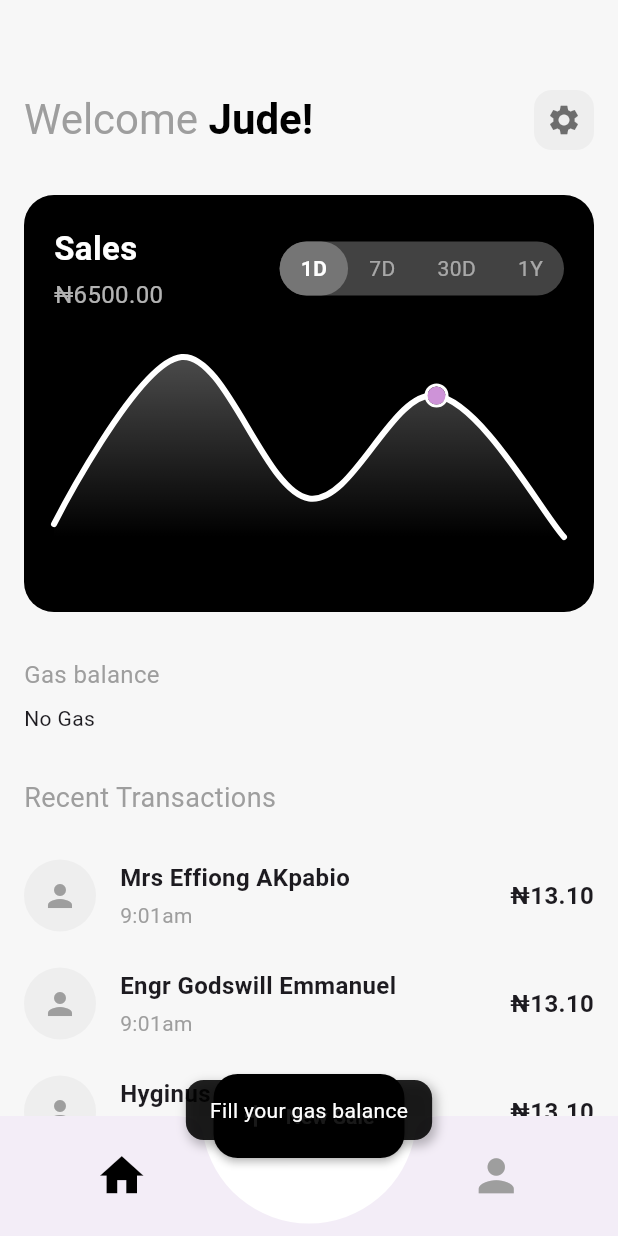
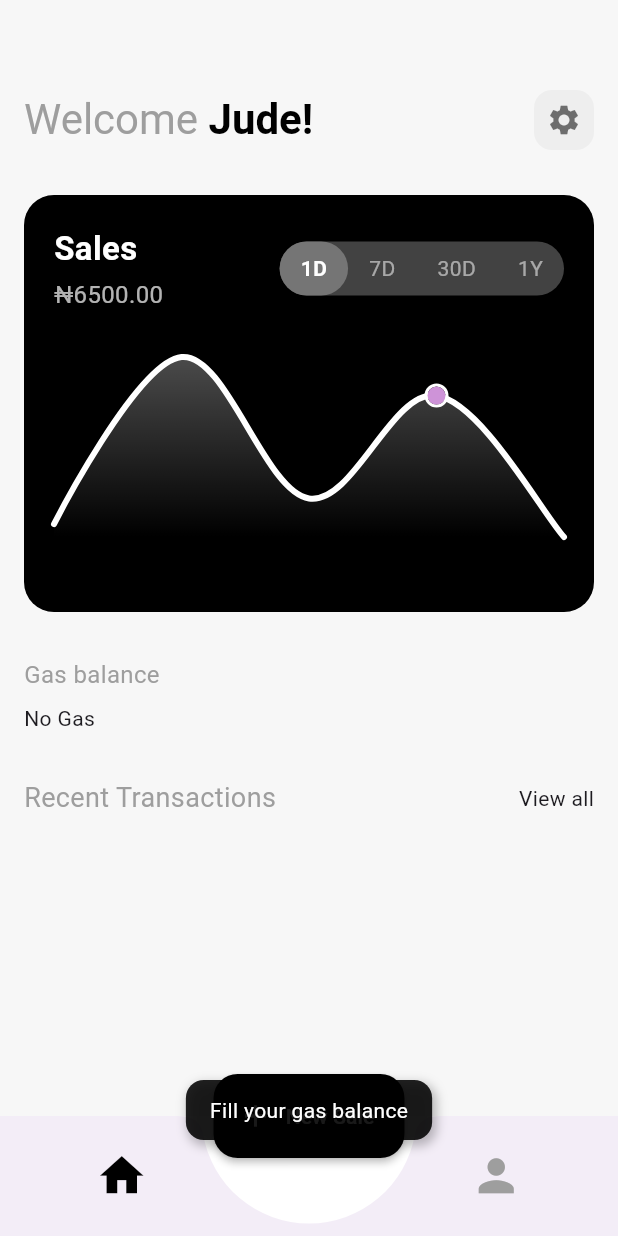
Before and after one commit to OnyemaAnthony/duegas, a Flutter app: the screen it shows once a user with an empty profile is signed in, after a tap on "New Sale", on a phone screen of 412 x 824 dp. Run offline on Flutter 3.47's test engine with Material 3 defaults, Android fonts, the phone set to English and light mode, and no system bars; drawn by our look-alikes of fl_chart; our stand-ins replace cloud_firestore, firebase_auth, firebase_core, fluttertoast, logger, shared_preferences; accounts and stored records are empty; network calls fail.

Commit message:
update changes

```diff
--- a/lib/features/app/app_provider.dart
+++ b/lib/features/app/app_provider.dart
@@ -9,9 +9,11 @@ class AppProvider with ChangeNotifier {
   GasBalanceModel? gasBalance;
   bool isLoading = false;
   AppError? error;
+  List<SalesModel>? sales;
 
   AppProvider({required this.repository}) {
     _listenToGasBalance();
+    getSales();
   }
 
   Future<void> saveBalance(GasBalanceModel balance) async {
@@ -19,6 +21,20 @@ class AppProvider with ChangeNotifier {
       isLoading = true;
       notifyListeners();
       await repository.saveGasBalance(balance);
+    } catch (e) {
+      error = AppError.exception(e);
+      rethrow;
+    } finally {
+      isLoading = false;
+      notifyListeners();
+    }
+  }
+
+  Future<void> getSales() async {
+    try {
+      isLoading = true;
+      notifyListeners();
+      sales = await repository.getSales();
     } catch (e) {
       error = AppError.exception(e);
       rethrow;
--- a/lib/features/app/app_repository.dart
+++ b/lib/features/app/app_repository.dart
@@ -1,6 +1,7 @@
 import 'package:cloud_firestore/cloud_firestore.dart';
 import 'package:duegas/features/app/model/gas_balance_model.dart';
 import 'package:duegas/features/app/model/sales_model.dart';
+import 'package:duegas/features/auth/model/customer_model.dart';
 
 class AppRepository {
   final FirebaseFirestore firestore;
@@ -35,5 +36,31 @@ class AppRepository {
         .doc(balance.id)
         .update(gasBalanceUpdate);
     await firestore.collection('Sales').add(sales.toJson());
+    final customerDoc =
+        await firestore.collection('Customers').doc(sales.customersId).get();
+
+    CustomerModel customer =
+        CustomerModel.fromJson(customerDoc.data()!, id: customerDoc.id);
+    double netSale = customer.netSpend ?? 0.0;
+
+    double newNetSale = netSale + sales.priceInNaira!;
+
+    await firestore
+        .collection('Customers')
+        .doc(sales.customersId)
+        .update({'netSpend': newNetSale});
+  }
+
+  Future<List<SalesModel>> getSales() async {
+    final querySnapshot = await firestore
+        .collection('Sales')
+        .orderBy('createdAt', descending: true)
+        .limit(20)
+        .get();
+
+    return querySnapshot.docs.map((doc) {
+      final data = doc.data();
+      return SalesModel.fromJson(data, docId: doc.id);
+    }).toList();
   }
 }
--- a/lib/features/app/screens/home_screen.dart
+++ b/lib/features/app/screens/home_screen.dart
@@ -1,6 +1,10 @@
 import 'package:duegas/core/extensions/toast_message.dart';
+import 'package:duegas/core/extensions/ui_extension.dart';
+import 'package:duegas/core/utils/app_router.dart';
 import 'package:duegas/features/app/app_provider.dart';
 import 'package:duegas/features/app/model/gas_balance_model.dart';
+import 'package:duegas/features/app/model/sales_model.dart';
+import 'package:duegas/features/app/screens/sales_screen.dart';
 import 'package:fl_chart/fl_chart.dart';
 import 'package:flutter/material.dart';
 import 'package:intl/intl.dart';
@@ -20,6 +24,11 @@ class DashboardScreen extends StatelessWidget {
     return Scaffold(
       backgroundColor: const Color(0xFFF7F7F7),
       body: Consumer<AppProvider>(builder: (context, provider, child) {
+        if (provider.isLoading) {
+          return Center(
+            child: CircularProgressIndicator(),
+          );
+        }
         return Stack(
           children: [
             SingleChildScrollView(
@@ -34,7 +43,7 @@ class DashboardScreen extends StatelessWidget {
                     const SizedBox(height: 30),
                     _buildGasBalance(provider),
                     const SizedBox(height: 30),
-                    _buildRecentTransactions(),
+                    _buildRecentTransactions(provider, context),
                   ],
                 ),
               ),
@@ -342,28 +351,37 @@ class DashboardScreen extends StatelessWidget {
     );
   }
 
-  Widget _buildRecentTransactions() {
+  Widget _buildRecentTransactions(AppProvider provider, BuildContext context) {
     return Column(
       crossAxisAlignment: CrossAxisAlignment.start,
+      children: [
+        Row(
           children: [
             const Text(
               'Recent Transactions',
               style: TextStyle(color: Colors.grey, fontSize: 18),
             ),
-        const SizedBox(height: 16),
-        _buildTransactionItem(
-            'Mrs Effiong AKpabio', '9:01am', '₦13.10', 'assets/avatar1.jpg'),
-        _buildTransactionItem(
-            'Engr Godswill Emmanuel', '9:01am', '₦13.10', 'assets/avatar2.jpg'),
-        _buildTransactionItem('Hyginus Mgbojikwe', '9:01am', '₦13.10', null),
-        _buildTransactionItem(
-            'Bald Anthony Onyeama', '9:01am', '₦13.10', 'assets/avatar3.jpg'),
+            Spacer(),
+            Text('View all').onClick(() {
+              AppRouter.getPage(
+                context,
+                SalesScreen(salesModel: provider.sales!),
+              );
+            }),
+          ],
+        ),
+        _buildTransactionList(provider.sales!),
       ],
     );
   }
 
-  Widget _buildTransactionItem(
-      String name, String time, String amount, String? avatarPath) {
+  Widget _buildTransactionList(List<SalesModel> sales) {
+    return ListView.builder(
+        shrinkWrap: true,
+        physics: const NeverScrollableScrollPhysics(),
+        itemCount: sales.length,
+        itemBuilder: (context, index) {
+          final sale = sales[index];
           return Padding(
             padding: const EdgeInsets.symmetric(vertical: 12.0),
             child: Row(
@@ -371,27 +389,30 @@ class DashboardScreen extends StatelessWidget {
                 CircleAvatar(
                   radius: 24,
                   backgroundColor: Colors.grey.shade200,
-              child: const Icon(Icons.person, color: Colors.grey)),
+                  child: Text(sale.customersName!.split('').first),
+                ),
                 const SizedBox(width: 16),
                 Expanded(
                   child: Column(
                     crossAxisAlignment: CrossAxisAlignment.start,
                     children: [
-                Text(name,
+                      Text(sale.customersName!,
                           style: const TextStyle(
                               fontWeight: FontWeight.bold, fontSize: 16)),
                       const SizedBox(height: 4),
-                Text(time,
-                    style: const TextStyle(color: Colors.grey, fontSize: 14)),
+                      Text(DateFormat('dd MMMM yyyy').format(sale.createdAt!),
+                          style: const TextStyle(
+                              color: Colors.grey, fontSize: 14)),
                     ],
                   ),
                 ),
-          Text(amount,
-              style:
-                  const TextStyle(fontWeight: FontWeight.bold, fontSize: 16)),
+                Text(' ₦${sale.priceInNaira!.toString()}',
+                    style: const TextStyle(
+                        fontWeight: FontWeight.bold, fontSize: 16)),
               ],
             ),
           );
+        });
   }
 }
 
```
Also changed, not shown: lib/features/app/screens/navigation_screen.dart (+5 -3 lines), lib/features/app/screens/sales_screen.dart (+51 -2 lines). Lines whose indentation alone changed are shown as unchanged.
